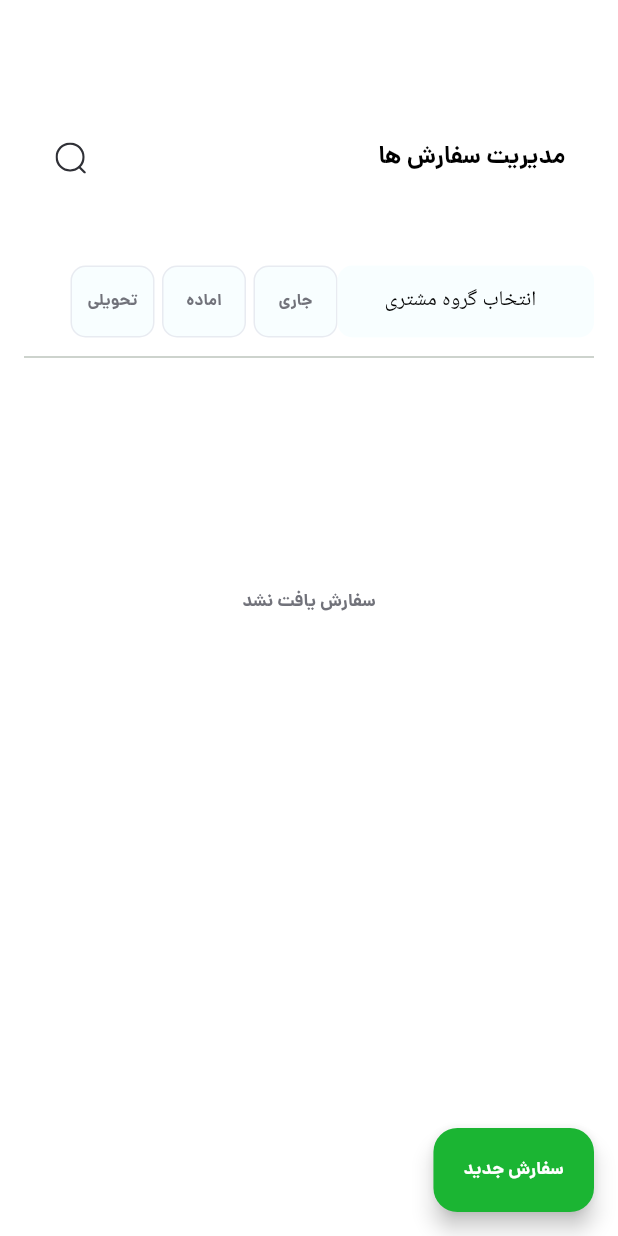
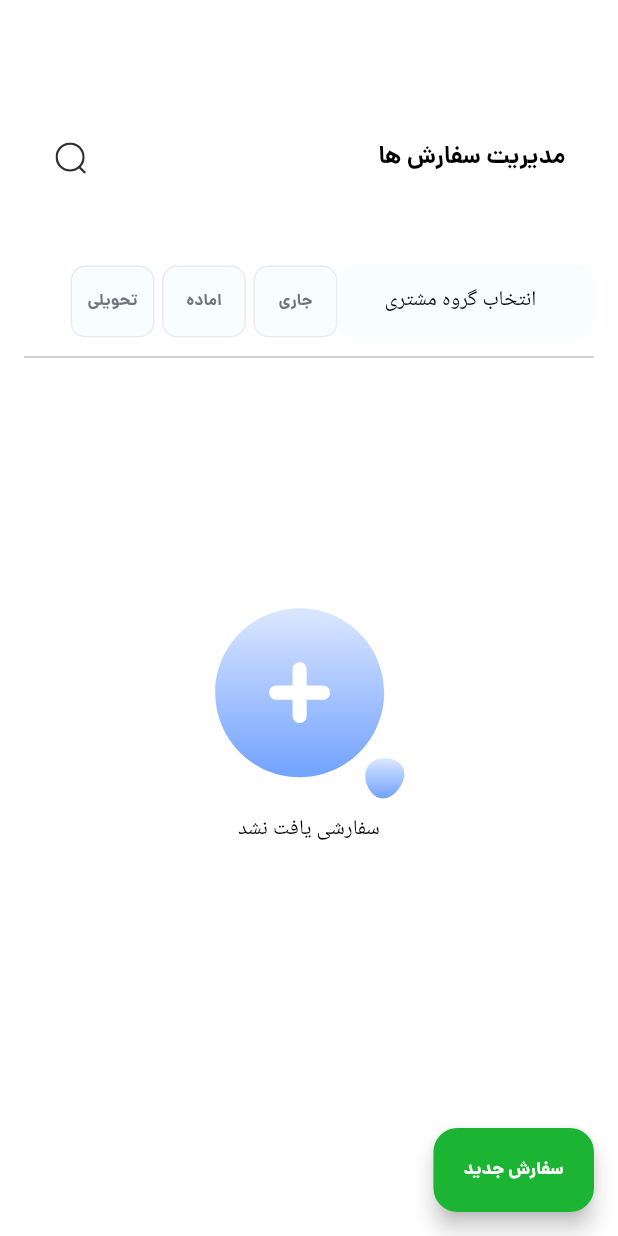
Before and after one commit to hdsneshati/layer_first_task, a Flutter app: the OrdersScreen screen opened directly, on a phone screen of 412 x 824 dp. Run offline on Flutter 3.47's test engine with Material 3 defaults, Android fonts, the phone set to English and light mode, and no system bars; drawn by our look-alikes of flutter_animate; our stand-ins replace flutter_svg.

Commit message:
fixed order screen

```diff
--- a/layer_first_task/lib/feature/presentation/orders/screens/orser_screen.dart
+++ b/layer_first_task/lib/feature/presentation/orders/screens/orser_screen.dart
@@ -1,6 +1,7 @@
 import 'package:flutter/material.dart';
 import 'package:layer_first_task/config/extentions/gap_space_extension.dart';
 import 'package:layer_first_task/feature/presentation/orders/screens/bottunscroler.dart';
+import 'package:layer_first_task/feature/presentation/orders/widgets/empty_state.widjet.dart';
 import 'package:layer_first_task/feature/presentation/orders/widgets/header.dart';
 import 'package:layer_first_task/feature/presentation/orders/widgets/search_header.dart';
 
@@ -54,13 +55,18 @@ class _OrdersScreenState extends State<OrdersScreen> {
               //    OrderItem(title: 'شلوار', desc: '۲۳ مدیوم', value: '۲۰۰۰۰۰۰'),
                // ],
              // ),
-           Text(
-            "سفارش یافت نشد",
-            style: TextStyle( fontFamily: 'dana',
-                  fontSize: 12.0,
-                  fontWeight: FontWeight.bold,
-                  color: Theme.of(context).colorScheme.surfaceBright,),
-          ),
+
+              //? EMPTY DATA____________________________________________________
+                   EmptyState(
+                    title: 'سفارشی یافت نشد',
+                    isError: false,
+                    action: () {
+                      // context.pushNamed('/addOrders');
+                      //context.pushAddOrdersScreen();
+                    },
+                  ),
+
+
 
               const SizedBox(height: 20),
             ],
--- /dev/null
+++ b/layer_first_task/lib/feature/presentation/orders/widgets/empty_state.widjet.dart
@@ -0,0 +1,54 @@
+import 'package:flutter/material.dart';
+import 'package:flutter_animate/flutter_animate.dart';
+import 'package:flutter_svg/flutter_svg.dart';
+import 'package:layer_first_task/config/asset/svg_path.dart';
+import 'package:layer_first_task/config/extentions/gap_space_extension.dart';
+//import 'package:size_config/size_config.dart';
+//import 'package:size_config/size_config.dart';
+
+
+class EmptyState extends StatelessWidget {
+  const EmptyState(
+      {super.key,
+      required this.title,
+      this.actionButton,
+      required this.isError,
+      this.action});
+
+  static const animationDuration = 2;
+  static const animationTranslate = 10.0;
+
+  final Function? action;
+  final String title;
+  final Widget? actionButton;
+  final bool isError;
+
+  @override
+  Widget build(BuildContext context) {
+    return Center(
+      child: Column(
+        mainAxisAlignment: MainAxisAlignment.center,
+        children: [
+          GestureDetector(
+            onTap: () => action?.call(),
+            child: SvgPicture.asset(
+              isError ? SvgPath.connection : SvgPath.noResult,
+              width: 150.0,
+              height: 150.0,
+            )
+                .animate(
+                    onPlay: (controller) => controller.repeat(reverse: true))
+                .moveY(
+                    begin: -animationTranslate,
+                    end: animationTranslate,
+                    duration: animationDuration.seconds,
+                    curve: Curves.easeInOut),
+          ),
+          Text(title),
+          16.0.verticalSpace,
+          actionButton ?? const SizedBox()
+        ],
+      ),
+    );
+  }
+}
```
Also changed, not shown: layer_first_task/lib/feature/presentation/orders/screens/add_order.dart (added, +342 -0 lines), layer_first_task/lib/feature/presentation/orders/widgets/order_detail_card.widget.dart (added, +10 -0 lines).
